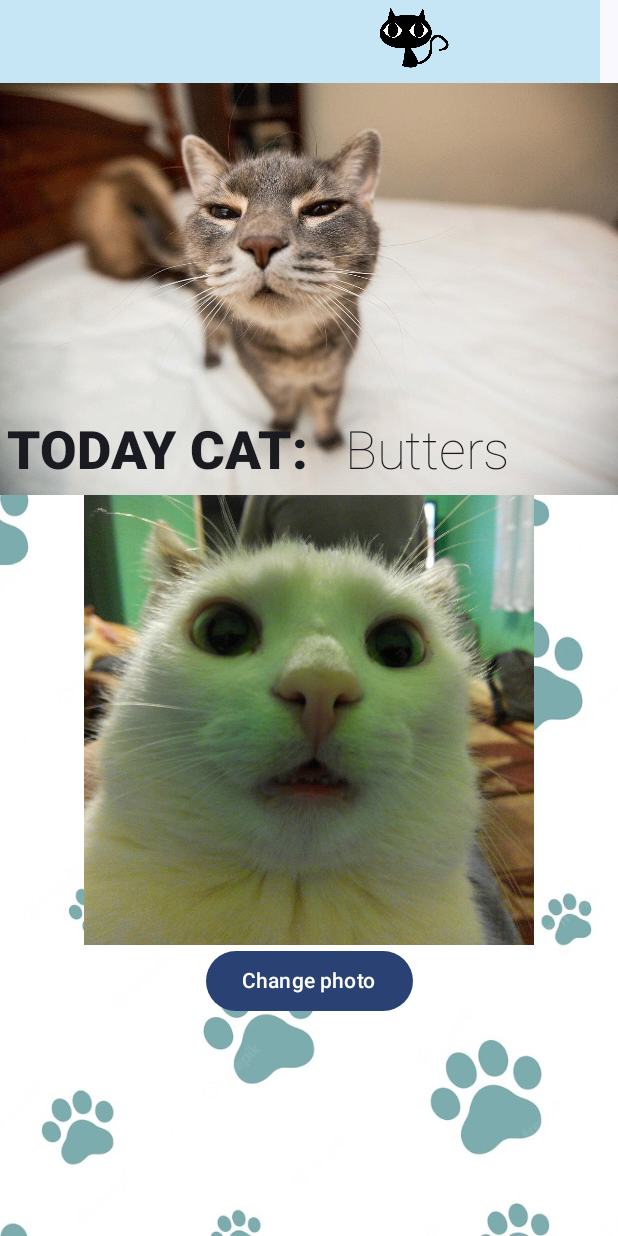
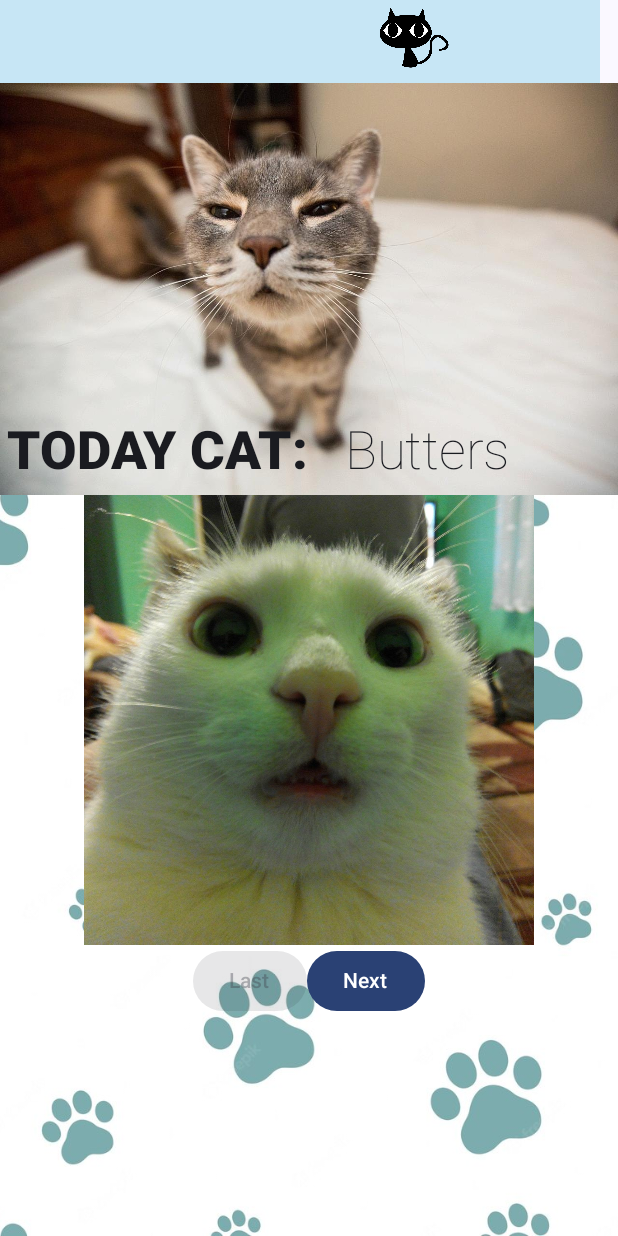
Before and after one commit to al3j4ndrolm/My_Application, an Android app built with Jetpack Compose: the screen it shows after launch (MainActivity), on a phone screen of 412 x 824 dp. Run offline under Robolectric (Android 15) with nearby library versions, the phone set to English and light mode, and no system bars.

Commit message:
CuteCat_3 - Add next and last buttom

```diff
--- a/app/src/main/java/com/example/myapplication/MainActivity.kt
+++ b/app/src/main/java/com/example/myapplication/MainActivity.kt
@@ -59,7 +59,9 @@ fun Greeting(name: String, modifier: Modifier = Modifier) {
     val imageResource = when (result) {
         1 -> R.drawable.funny_cat_1
         2 -> R.drawable.funny_cat_2
-        else -> {R.drawable.funnny_cat_3}
+        else -> {
+            R.drawable.funnny_cat_3
+        }
     }
     Box(modifier = Modifier) {
         Column(
@@ -142,20 +144,24 @@ fun Greeting(name: String, modifier: Modifier = Modifier) {
                         .fillMaxWidth(),
                     horizontalAlignment = Alignment.CenterHorizontally
                 ) {
-                    Image(modifier = Modifier
-                        .size(300.dp,300.dp),
+                    Image(
+                        modifier = Modifier
+                            .size(300.dp, 300.dp),
                         contentScale = ContentScale.Crop,
                         painter = painterResource(imageResource),
                         contentDescription = "Funny_cat_1"
                     )
-                    Button(onClick = {
-                        result = result + 1
-                        if (result > 3 ) {
-                            result = 1
+                    Row() {
+                        Button(onClick = {
+                            result = result - 1
+                        }, enabled = result > 1) {
+                            Text(stringResource(R.string.last_button))
                         }
-                    }) {
-                        Text(stringResource(R.string.login))
-
+                        Button(onClick = {
+                            result = result + 1
+                        }, enabled = result < 3) {
+                            Text(stringResource(R.string.next_button))
+                        }
                     }
                 }
             }
--- a/app/src/main/res/values/strings.xml
+++ b/app/src/main/res/values/strings.xml
@@ -1,4 +1,5 @@
 <resources>
     <string name="app_name">My Application</string>
-    <string name="login">Change photo</string>
+    <string name="next_button">Next</string>
+    <string name="last_button">Last</string>
 </resources>
```
